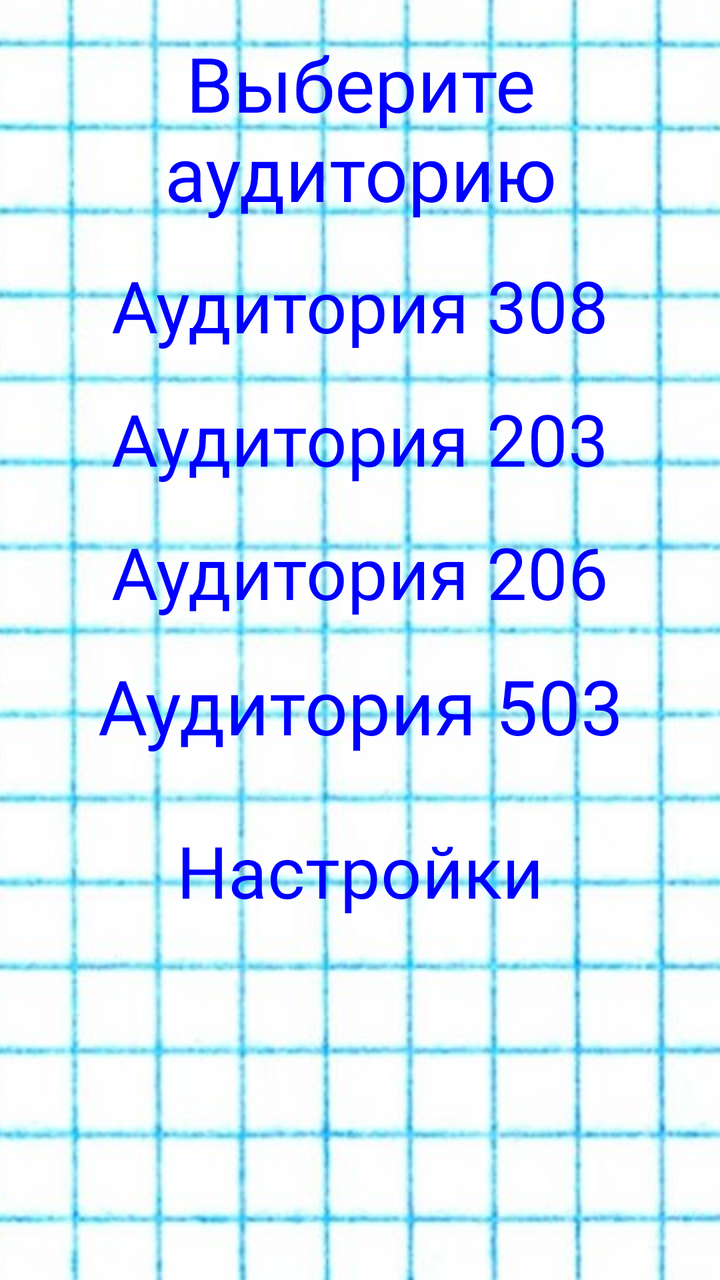
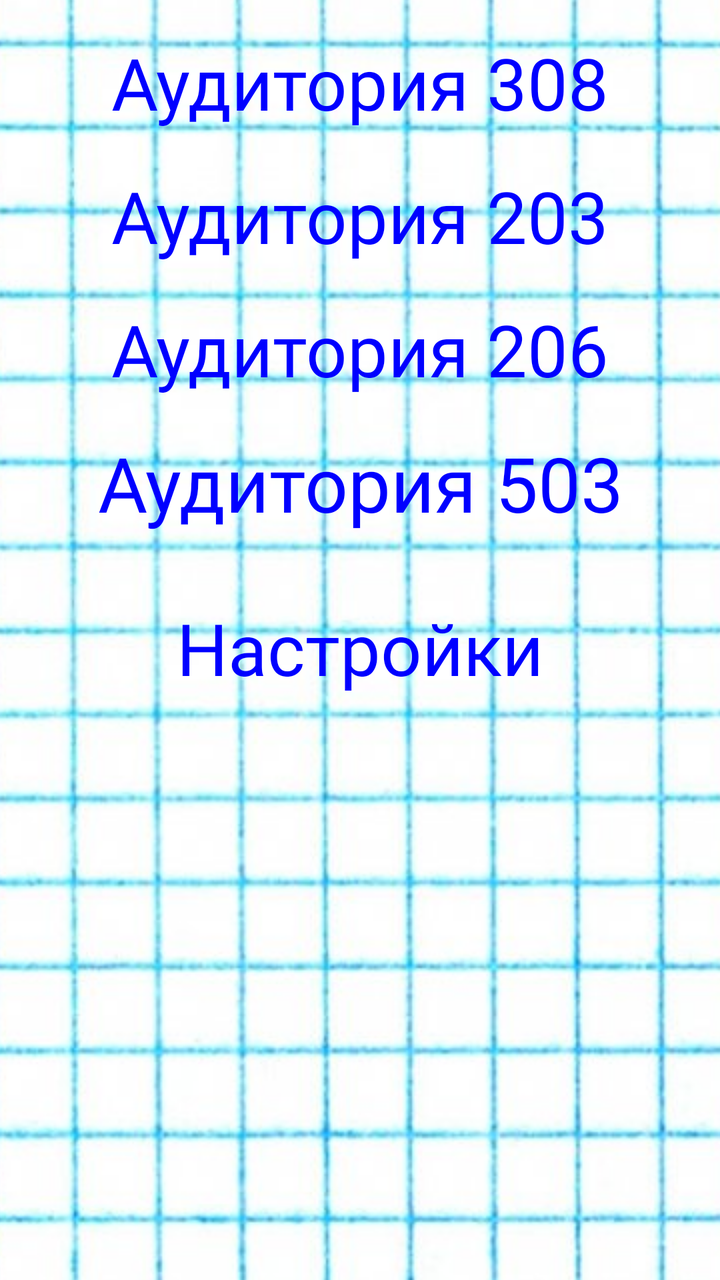

Compare the two renders of this Android layout. The source of the first and the diff that turns it into the second are given below.
<!-- AndroidManifest.xml: application theme Theme.AppCompat.Light.DarkActionBar -->
<!-- res/layout/activity_main.xml -->
<?xml version="1.0" encoding="utf-8"?>
<LinearLayout xmlns:android="http://schemas.android.com/apk/res/android"
    android:layout_width="match_parent"
    android:layout_height="match_parent"
    android:orientation="vertical"
    android:padding="16dp"
    android:background="@drawable/background"> 

    <TextView
        android:layout_width="match_parent"
        android:layout_height="wrap_content"
        android:text="Выберите аудиторию"
        android:textSize="38sp"
        android:gravity="center"
        android:textColor="#0000FF"
        android:fontFamily="@font/bohema_pink"
        android:paddingBottom="16dp"
        android:autoSizeTextType="uniform"
        android:autoSizeMinTextSize="24sp"
        android:autoSizeMaxTextSize="48sp"
        android:autoSizeStepGranularity="2sp" />

    
    <TextView
        android:id="@+id/text_auditorium_308"
        android:layout_width="match_parent"
        android:layout_height="wrap_content"
        android:autoSizeMaxTextSize="36sp"
        android:autoSizeMinTextSize="18sp"
        android:autoSizeStepGranularity="2sp"
        android:autoSizeTextType="uniform"
        android:fontFamily="@font/bohema_pink"
        android:gravity="center"
        android:paddingBottom="16dp"
        android:text="Аудитория 308"
        android:textColor="#0000FF"
        android:textSize="38sp" />

    
    <TextView
        android:id="@+id/text_auditorium_203"
        android:layout_width="match_parent"
        android:layout_height="wrap_content"
        android:text="Аудитория 203"
        android:textSize="38sp"
        android:gravity="center"
        android:textColor="#0000FF"
        android:fontFamily="@font/bohema_pink"
        android:paddingBottom="16dp"
        android:autoSizeTextType="uniform"
        android:autoSizeMinTextSize="18sp"
        android:autoSizeMaxTextSize="36sp"
        android:autoSizeStepGranularity="2sp" />

    
    <TextView
        android:id="@+id/text_auditorium_206"
        android:layout_width="match_parent"
        android:layout_height="wrap_content"
        android:text="Аудитория 206"
        android:textSize="38sp"
        android:gravity="center"
        android:textColor="#0000FF"
        android:fontFamily="@font/bohema_pink"
        android:paddingBottom="16dp"
        android:autoSizeTextType="uniform"
        android:autoSizeMinTextSize="18sp"
        android:autoSizeMaxTextSize="36sp"
        android:autoSizeStepGranularity="2sp" />

    
    <TextView
        android:id="@+id/text_auditorium_503"
        android:layout_width="match_parent"
        android:layout_height="wrap_content"
        android:text="Аудитория 503"
        android:textSize="38sp"
        android:gravity="center"
        android:textColor="#0000FF"
        android:fontFamily="@font/bohema_pink"
        android:paddingBottom="16dp"
        android:autoSizeTextType="uniform"
        android:autoSizeMinTextSize="18sp"
        android:autoSizeMaxTextSize="42sp"
        android:autoSizeStepGranularity="2sp" />

    
    <TextView
        android:id="@+id/button_settings"
        android:layout_width="match_parent"
        android:layout_height="wrap_content"
        android:text="Настройки"
        android:textSize="38sp"
        android:gravity="center"
        android:textColor="#0000FF"
        android:fontFamily="@font/bohema_pink"
        android:paddingTop="16dp"
        android:autoSizeTextType="uniform"
        android:autoSizeMinTextSize="18sp"
        android:autoSizeMaxTextSize="36sp"
        android:autoSizeStepGranularity="2sp" />
</LinearLayout>
<!-- resources referenced by this layout -->
<resources>
  <!-- drawable background (drawable) -->
  <bitmap
      xmlns:android="http://schemas.android.com/apk/res/android"
      android:src="@drawable/background_image"
      android:gravity="center"
      android:tileMode="disabled" />
  <!-- drawable background_image: png bitmap (drawable, 322341 bytes) -->
</resources>

<!-- the commit's change to res/layout/activity_main.xml (unified diff, before → after) -->
@@ -6,19 +6,7 @@
     android:padding="16dp"
     android:background="@drawable/background"> 
 
-    <TextView
-        android:layout_width="match_parent"
-        android:layout_height="wrap_content"
-        android:text="Выберите аудиторию"
-        android:textSize="38sp"
-        android:gravity="center"
-        android:textColor="#0000FF"
-        android:fontFamily="@font/bohema_pink"
-        android:paddingBottom="16dp"
-        android:autoSizeTextType="uniform"
-        android:autoSizeMinTextSize="24sp"
-        android:autoSizeMaxTextSize="48sp"
-        android:autoSizeStepGranularity="2sp" />
+
 
     
     <TextView
